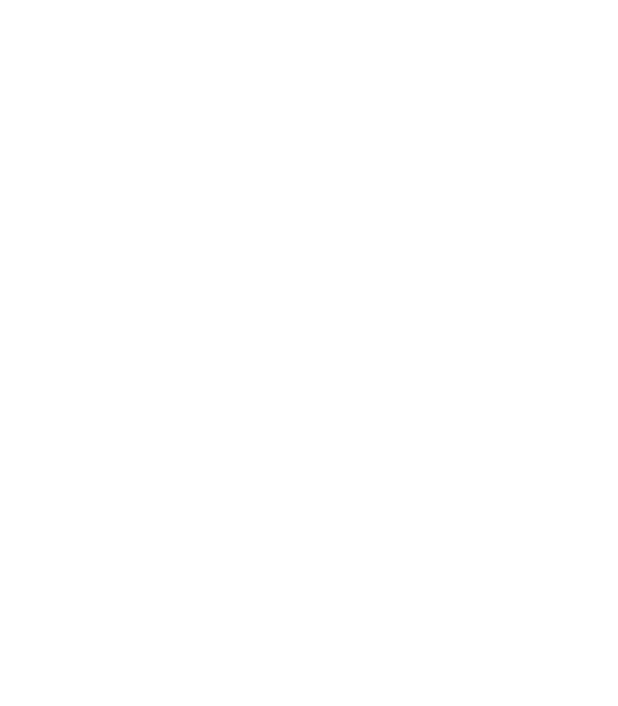
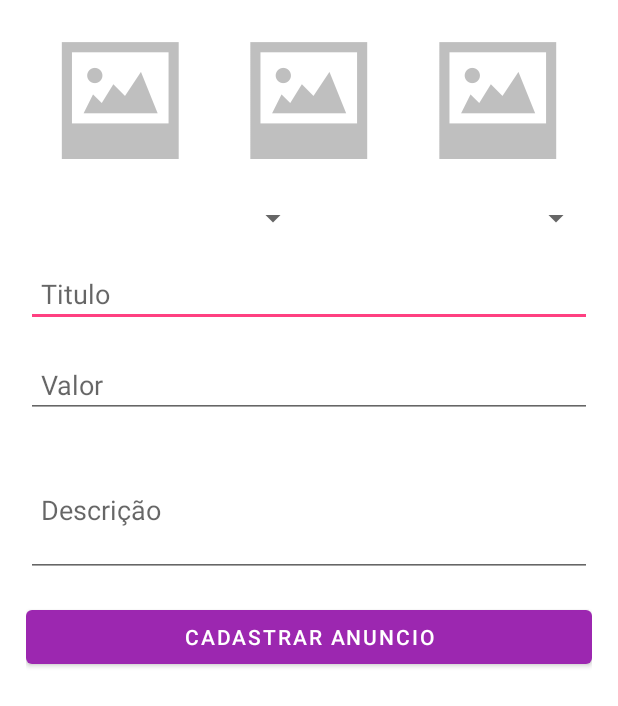
Before and after one commit to Luiza-MRS/Projeto_Residuos_Oficial, an Android app: the CadastrarAnuncioActivity screen opened directly, with no data from a screen before it, on a phone screen of 412 x 824 dp. Before the commit the part shown is empty. Shown: the top 706 px of the screen. Run offline under Robolectric (Android 15) with nearby library versions, the phone set to English and light mode, and no system bars.

Commit message:
criação da interface de anuncio e cadastro de anuncio

```diff
--- a/app/src/main/java/com/example/olx_clone/activity/AnunciosActivity.java
+++ b/app/src/main/java/com/example/olx_clone/activity/AnunciosActivity.java
@@ -67,7 +67,8 @@ public class AnunciosActivity extends AppCompatActivity {
             invalidateOptionsMenu();
             return true;
         } else if (id == R.id.menu_anuncios) {
-            startActivity(new Intent(getApplicationContext(), AnunciosActivity.class));
+            //linha responsavel pela troca de interface (tela inicial -> Meus Anuncios)
+            startActivity(new Intent(getApplicationContext(), MeusAnunciosActivity.class));
             return true;
         } else {
             return super.onOptionsItemSelected(item);
--- a/app/src/main/java/com/example/olx_clone/activity/MeusAnunciosActivity.java
+++ b/app/src/main/java/com/example/olx_clone/activity/MeusAnunciosActivity.java
@@ -40,10 +40,10 @@ public class MeusAnunciosActivity extends AppCompatActivity {
 
         // Configurar o Floating Action Button
         FloatingActionButton fab = findViewById(R.id.fab);
-        fab.setOnClickListener(view -> {
+        fab.setOnClickListener( view -> {
             // Ação ao clicar no FAB
             Toast.makeText(MeusAnunciosActivity.this, "FAB Clicked", Toast.LENGTH_SHORT).show();
-            // Adicione aqui a lógica para a nova ação, por exemplo, abrir uma nova Activity
+            startActivity(new Intent(getApplicationContext(),CadastrarAnuncioActivity.class));
         });
     }
 
--- a/app/src/main/res/layout/activity_cadastrar_anuncio.xml
+++ b/app/src/main/res/layout/activity_cadastrar_anuncio.xml
@@ -7,4 +7,100 @@
     android:layout_height="match_parent"
     tools:context=".activity.CadastrarAnuncioActivity">
 
+    <LinearLayout
+        android:id="@+id/linearLayout2"
+        android:layout_width="0dp"
+        android:layout_height="0dp"
+        android:layout_marginStart="1dp"
+        android:layout_marginTop="1dp"
+        android:layout_marginEnd="1dp"
+        android:layout_marginBottom="1dp"
+        android:orientation="vertical"
+        android:padding="16dp"
+        app:layout_constraintBottom_toBottomOf="parent"
+        app:layout_constraintEnd_toEndOf="parent"
+        app:layout_constraintStart_toStartOf="parent"
+        app:layout_constraintTop_toTopOf="parent">
+
+        <LinearLayout
+            android:layout_width="match_parent"
+            android:layout_height="100dp"
+            android:layout_marginBottom="16dp"
+            android:orientation="horizontal">
+
+            <ImageView
+                android:id="@+id/imageView"
+                android:layout_width="0dp"
+                android:layout_height="wrap_content"
+                android:layout_weight="1"
+                app:srcCompat="@drawable/padrao" />
+
+            <ImageView
+                android:id="@+id/imageView3"
+                android:layout_width="0dp"
+                android:layout_height="wrap_content"
+                android:layout_weight="1"
+                app:srcCompat="@drawable/padrao" />
+
+            <ImageView
+                android:id="@+id/imageView4"
+                android:layout_width="0dp"
+                android:layout_height="wrap_content"
+                android:layout_weight="1"
+                app:srcCompat="@drawable/padrao" />
+        </LinearLayout>
+
+        <LinearLayout
+            android:layout_width="match_parent"
+            android:layout_height="wrap_content"
+            android:layout_marginBottom="16dp"
+            android:orientation="horizontal">
+
+            <Spinner
+                android:id="@+id/spinner"
+                android:layout_width="match_parent"
+                android:layout_height="wrap_content"
+                android:layout_weight="1" />
+
+            <Spinner
+                android:id="@+id/spinner2"
+                android:layout_width="match_parent"
+                android:layout_height="wrap_content"
+                android:layout_weight="1" />
+        </LinearLayout>
+
+        <EditText
+            android:id="@+id/editTextText"
+            android:layout_width="match_parent"
+            android:layout_height="wrap_content"
+            android:layout_marginBottom="16dp"
+            android:hint="Titulo"
+            android:inputType="text"
+            android:padding="10dp" />
+
+        <EditText
+            android:id="@+id/editTextText2"
+            android:layout_width="match_parent"
+            android:layout_height="wrap_content"
+            android:layout_marginBottom="16dp"
+            android:hint="Valor"
+            android:inputType="text"
+            android:padding="10dp" />
+
+        <EditText
+            android:id="@+id/editTextText3"
+            android:layout_width="match_parent"
+            android:layout_height="90dp"
+            android:layout_marginBottom="16dp"
+            android:hint="Descrição"
+            android:inputType="text"
+            android:padding="10dp" />
+
+        <Button
+            android:id="@+id/button2"
+            android:layout_width="match_parent"
+            android:layout_height="wrap_content"
+            android:text="Cadastrar Anuncio"
+            app:layout_constraintBottom_toBottomOf="parent" />
+    </LinearLayout>
 </androidx.constraintlayout.widget.ConstraintLayout>
```
Also changed, not shown: app/src/main/res/drawable/padrao.png (added).
